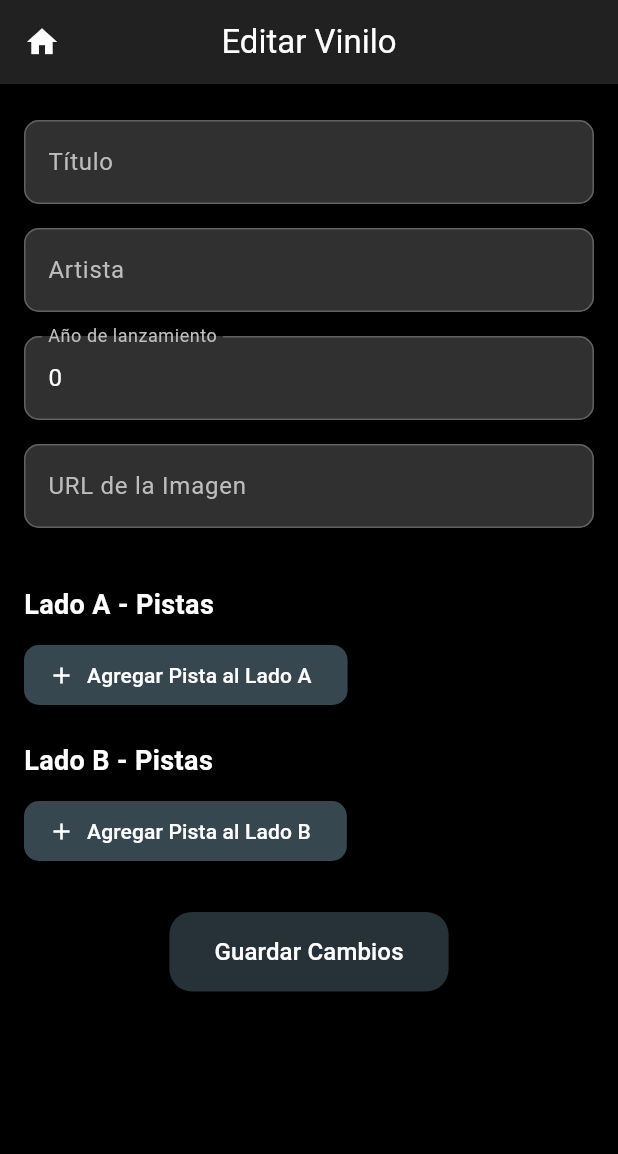
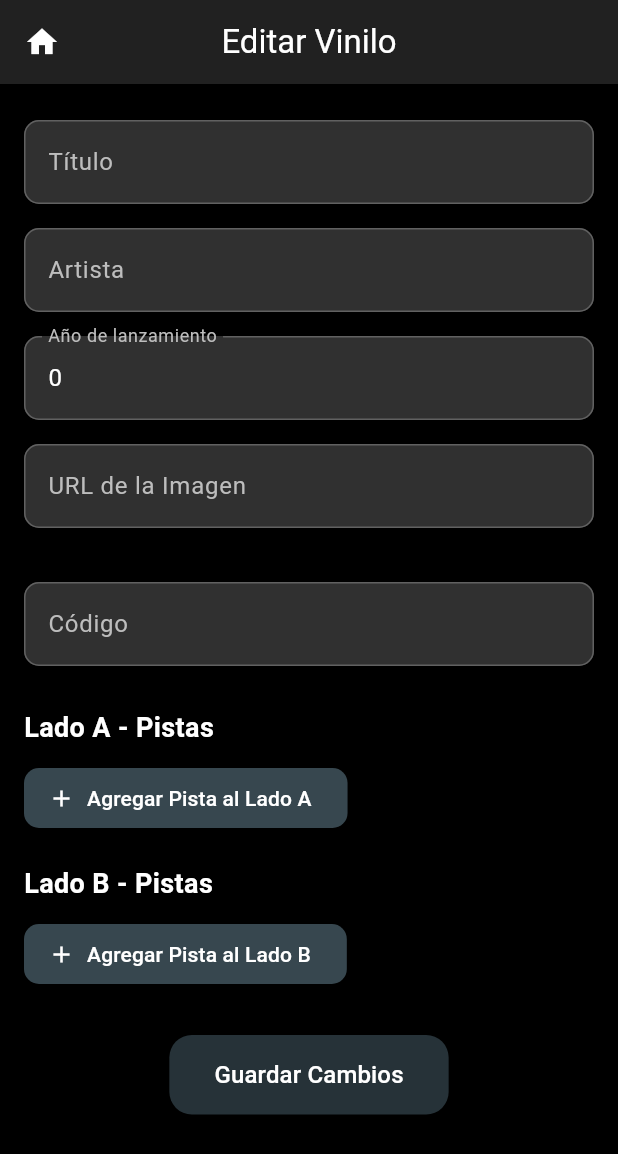
Before and after one commit to mariquenaallosa/allosa-vinyl, a Flutter app: the VinylEditPage screen opened directly with empty values, after a tap on "Guardar Cambios", after a tap on the "edit" icon, on a phone screen of 412 x 824 dp. Shown: the top 1154 px of the screen. Run offline on Flutter 3.47's test engine with Material 3 defaults, Android fonts, the light colour scheme and no system bars; our stand-ins replace cloud_firestore, firebase_auth, firebase_core, firebase_storage; accounts and stored records are empty; network calls fail.

Commit message:
feat: sort list vinyl

```diff
--- a/lib/ui/pages/edit/vinyl_edit_page.dart
+++ b/lib/ui/pages/edit/vinyl_edit_page.dart
@@ -22,6 +22,7 @@ class _VinylEditPageState extends State<VinylEditPage> {
   late TextEditingController artistController;
   late TextEditingController yearController;
   late TextEditingController imageUrlController;
+  late TextEditingController codeController;
 
   bool _isInitialized = false;
 
@@ -35,6 +36,7 @@ class _VinylEditPageState extends State<VinylEditPage> {
       artistController = TextEditingController(text: vinyl.artist);
       yearController = TextEditingController(text: vinyl.year?.toString() ?? '');
       imageUrlController = TextEditingController(text: vinyl.imageUrl ?? '');
+      codeController = TextEditingController(text: vinyl.code);
 
       _initializeTrackControllers();
       _isInitialized = true;
@@ -145,6 +147,11 @@ class _VinylEditPageState extends State<VinylEditPage> {
                       );
                     },
                   ),
+                ),SizedBox(height: 10),
+                // Campo para el código
+                _buildTextField(
+                  label: 'Código',
+                  controller: codeController,
                 ),
               SizedBox(height: 20),
               Text(
--- a/lib/ui/pages/home_page.dart
+++ b/lib/ui/pages/home_page.dart
@@ -25,6 +25,7 @@ class _HomePageState extends State<HomePage> {
   Future<void> _loadVinyls() async {
     try {
       final vinyls = await dbRepository.getVinyls();
+      vinyls.sort((a, b) => a.code.compareTo(b.code));
       setState(() {
         allVinyls = vinyls;
         filteredVinyls = vinyls; // Inicialmente, todos los vinilos están visibles.
@@ -43,12 +44,14 @@ class _HomePageState extends State<HomePage> {
             final artist = vinyl.artist.toLowerCase();
             final tracksA = (vinyl.sideA ?? []).map((track) => track.name.toLowerCase()).toList();
             final tracksB = (vinyl.sideB ?? []).map((track) => track.name.toLowerCase()).toList();
+            final code = vinyl.code.toLowerCase();
             final lowerQuery = query.toLowerCase();
 
             return title.contains(lowerQuery) ||
                 artist.contains(lowerQuery) ||
                 tracksA.any((track) => track.contains(lowerQuery)) ||
-                tracksB.any((track) => track.contains(lowerQuery));
+                tracksB.any((track) => track.contains(lowerQuery)) ||
+                code.contains(lowerQuery);
           }).toList();
 
     setState(() {
```
